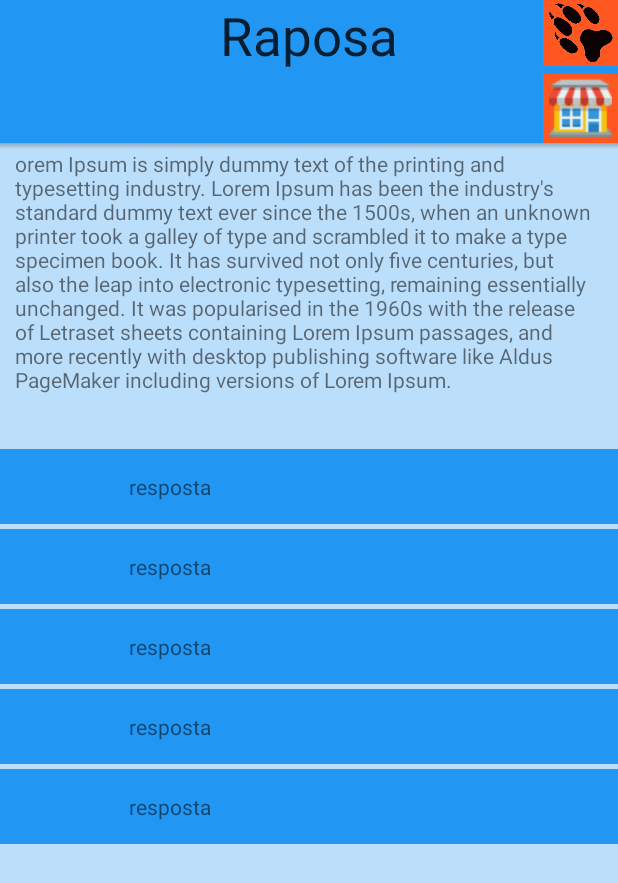
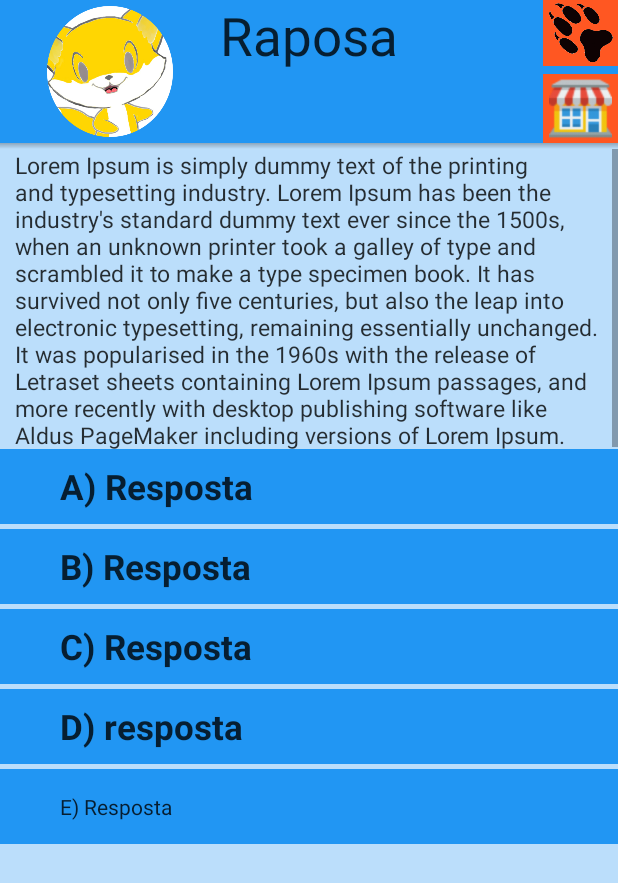
Before and after one commit to AndreArrebola/TeacherFox, an Android app: the QuestActivity screen opened directly, with no data from a screen before it, on a phone screen of 412 x 824 dp. Shown: the top 883 px of the screen. Run offline under Robolectric (Android 15) with nearby library versions, the phone set to English and light mode, and no system bars.

Commit message:
Ajustes do design e adiamento do banco

```diff
--- a/TeacherFox/app/src/main/java/com/teacherfox/legendary/teacherfox/QuestActivity.java
+++ b/TeacherFox/app/src/main/java/com/teacherfox/legendary/teacherfox/QuestActivity.java
@@ -13,14 +13,6 @@ public class QuestActivity extends AppCompatActivity {
     protected void onCreate(Bundle savedInstanceState) {
         super.onCreate(savedInstanceState);
         setContentView(R.layout.questoes);
-DBAdapter acesso = new DBAdapter(getBaseContext());
-        Cursor obterquestao = acesso.AcessarQuestao(1);
 
-        String password= obterquestao.getString(obterquestao.getColumnIndex("enunc"));
-        AlertDialog.Builder builder = new AlertDialog.Builder(this);
-        builder.setMessage(password);
-        AlertDialog mostrar;
-        mostrar = builder.create();
-        mostrar.show();
     }
 }
--- a/TeacherFox/app/src/main/res/layout/barra.xml
+++ b/TeacherFox/app/src/main/res/layout/barra.xml
@@ -61,6 +61,16 @@
                 android:scaleType="fitCenter"
                 android:padding="2dp" />
 
+            <ImageView
+                android:layout_width="wrap_content"
+                android:layout_height="wrap_content"
+                android:id="@+id/imageView4"
+                android:layout_toLeftOf="@+id/avtrname"
+                android:layout_toStartOf="@+id/avtrname"
+                android:src="@drawable/rapo"
+                android:layout_alignParentBottom="true"
+                android:layout_margin="4dp" />
+
         </RelativeLayout>
     </LinearLayout>
     <View
--- a/TeacherFox/app/src/main/res/layout/questoes.xml
+++ b/TeacherFox/app/src/main/res/layout/questoes.xml
@@ -24,7 +24,10 @@
             <TextView
                 android:layout_width="wrap_content"
                 android:layout_height="wrap_content"
-                android:text="orem Ipsum is simply dummy text of the printing and typesetting industry. Lorem Ipsum has been the industry's standard dummy text ever since the 1500s, when an unknown printer took a galley of type and scrambled it to make a type specimen book. It has survived not only five centuries, but also the leap into electronic typesetting, remaining essentially unchanged. It was popularised in the 1960s with the release of Letraset sheets containing Lorem Ipsum passages, and more recently with desktop publishing software like Aldus PageMaker including versions of Lorem Ipsum."
+                android:textSize="15sp"
+                android:alpha="0.8"
+                android:textColor="@color/abc_primary_text_disable_only_material_light"
+                android:text="Lorem Ipsum is simply dummy text of the printing and typesetting industry. Lorem Ipsum has been the industry's standard dummy text ever since the 1500s, when an unknown printer took a galley of type and scrambled it to make a type specimen book. It has survived not only five centuries, but also the leap into electronic typesetting, remaining essentially unchanged. It was popularised in the 1960s with the release of Letraset sheets containing Lorem Ipsum passages, and more recently with desktop publishing software like Aldus PageMaker including versions of Lorem Ipsum."
 
                 />
 
@@ -53,12 +56,16 @@ android:orientation="vertical"
                 <TextView
                     android:layout_width="wrap_content"
                     android:layout_height="wrap_content"
-                    android:text="resposta"
+                    android:text="A) Resposta"
+                    android:alpha="0.8"
+                    android:textSize="23sp"
+                    android:textStyle="bold"
+                    android:textColor="@color/abc_primary_text_disable_only_material_light"
                     android:layout_centerVertical="true"
                     android:layout_alignParentLeft="true"
                     android:layout_alignParentStart="true"
                     android:layout_marginLeft="86dp"
-                    android:layout_marginStart="86dp" />
+                    android:layout_marginStart="40dp" />
             </RelativeLayout>
 
 
@@ -72,12 +79,16 @@ android:orientation="vertical"
         <TextView
             android:layout_width="wrap_content"
             android:layout_height="wrap_content"
-            android:text="resposta"
+            android:text="B) Resposta"
+            android:alpha="0.8"
+            android:textSize="23sp"
+            android:textStyle="bold"
+            android:textColor="@color/abc_primary_text_disable_only_material_light"
             android:layout_centerVertical="true"
             android:layout_alignParentLeft="true"
             android:layout_alignParentStart="true"
             android:layout_marginLeft="86dp"
-            android:layout_marginStart="86dp" />
+            android:layout_marginStart="40dp" />
     </RelativeLayout>
     <RelativeLayout
         android:layout_width="match_parent"
@@ -88,12 +99,16 @@ android:orientation="vertical"
         <TextView
             android:layout_width="wrap_content"
             android:layout_height="wrap_content"
-            android:text="resposta"
+            android:text="C) Resposta"
+            android:alpha="0.8"
+            android:textSize="23sp"
+            android:textStyle="bold"
+            android:textColor="@color/abc_primary_text_disable_only_material_light"
             android:layout_centerVertical="true"
             android:layout_alignParentLeft="true"
             android:layout_alignParentStart="true"
             android:layout_marginLeft="86dp"
-            android:layout_marginStart="86dp" />
+            android:layout_marginStart="40dp" />
     </RelativeLayout>
             <RelativeLayout
                 android:layout_width="match_parent"
@@ -104,12 +119,16 @@ android:orientation="vertical"
                 <TextView
                     android:layout_width="wrap_content"
                     android:layout_height="wrap_content"
-                    android:text="resposta"
+                    android:text="D) resposta"
+                    android:alpha="0.8"
+                    android:textSize="23sp"
+                    android:textStyle="bold"
+                    android:textColor="@color/abc_primary_text_disable_only_material_light"
                     android:layout_centerVertical="true"
                     android:layout_alignParentLeft="true"
                     android:layout_alignParentStart="true"
                     android:layout_marginLeft="86dp"
-                    android:layout_marginStart="86dp" />
+                    android:layout_marginStart="40dp" />
             </RelativeLayout>
             <RelativeLayout
                 android:layout_width="match_parent"
@@ -120,12 +139,14 @@ android:orientation="vertical"
                 <TextView
                     android:layout_width="wrap_content"
                     android:layout_height="wrap_content"
-                    android:text="resposta"
+                    android:text="E) Resposta"
+                    android:alpha="0.8"
+                    android:textColor="@color/abc_primary_text_disable_only_material_light"
                     android:layout_centerVertical="true"
                     android:layout_alignParentLeft="true"
                     android:layout_alignParentStart="true"
                     android:layout_marginLeft="86dp"
-                    android:layout_marginStart="86dp" />
+                    android:layout_marginStart="40dp" />
             </RelativeLayout>
         </LinearLayout>
     </ScrollView>
--- a/TeacherFox/app/src/main/res/values/strings.xml
+++ b/TeacherFox/app/src/main/res/values/strings.xml
@@ -1,6 +1,6 @@
 <resources>
     <string name="app_name">Teacher Fox</string>
-    <string name="welcome">Bem vindo \n ao \n Teacher Fox!</string>
+    <string name="welcome">Bem vindo ao Teacher Fox!</string>
     <string name="jogorapido">Jogo Rápido</string>
     <string name="estudar">Estudar</string>
     <string name="opcoes">Opções</string>
```
Also changed, not shown: TeacherFox/app/src/main/java/com/teacherfox/legendary/teacherfox/MainActivity.java (+7 -0 lines), TeacherFox/app/src/main/res/layout/activity_main.xml (+35 -20 lines), TeacherFox/app/src/main/res/drawable/rapo.png (added).
